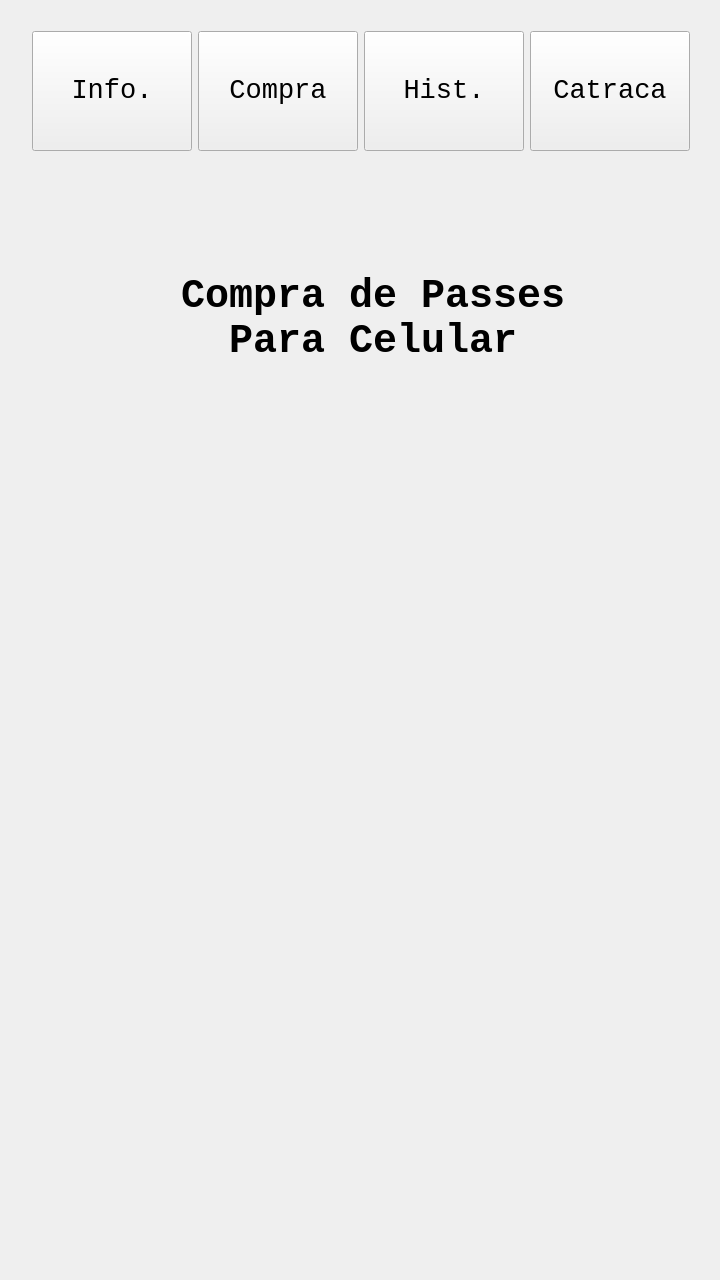
Above: full_app/widget.ui from EEL7323/batata before the change. Below: the same form after it.
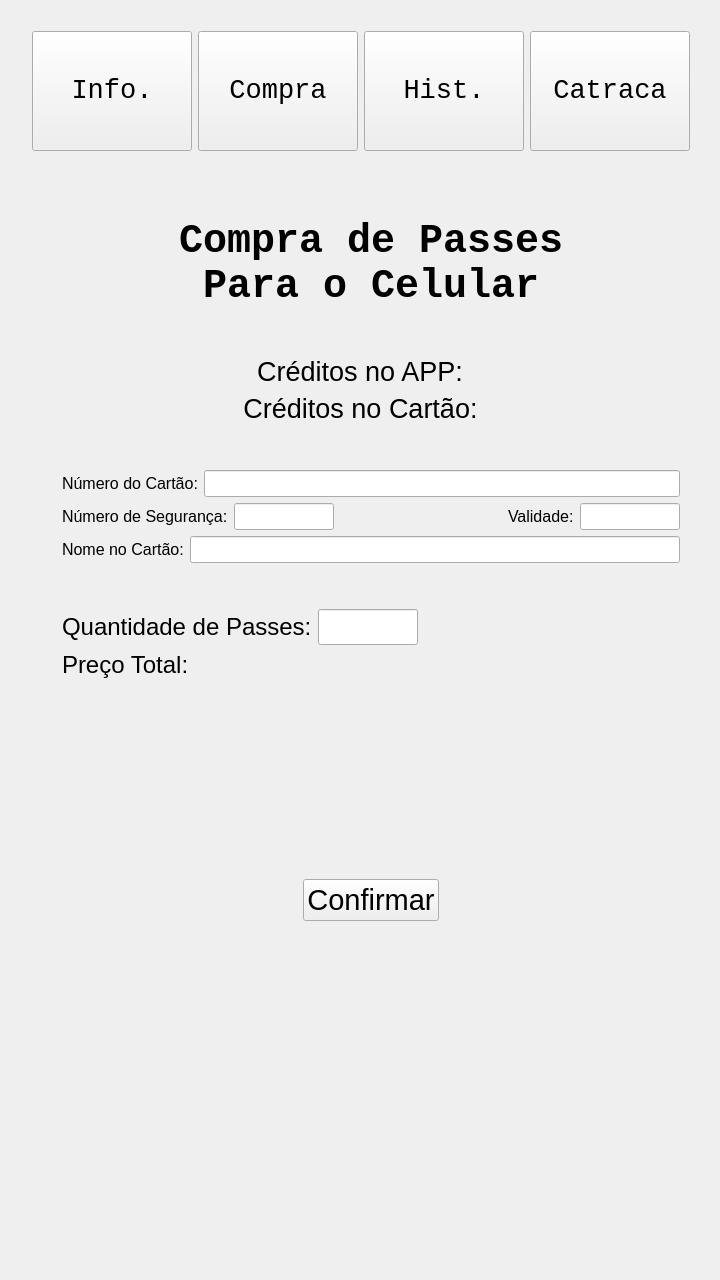
That is the form after the change. The open tabs and pages were chosen to show the change.

The edit to the form file:
```diff
--- a/full_app/widget.ui
+++ b/full_app/widget.ui
@@ -686,7 +686,7 @@
         <property name="sizeHint" stdset="0">
          <size>
           <width>20</width>
-          <height>100</height>
+          <height>50</height>
          </size>
         </property>
        </spacer>
@@ -708,7 +708,7 @@
         <property name="maximumSize">
          <size>
           <width>720</width>
-          <height>1040</height>
+          <height>1090</height>
          </size>
         </property>
         <property name="currentIndex">
@@ -1409,63 +1409,651 @@
          </layout>
         </widget>
         <widget class="QWidget" name="buy">
-         <widget class="QWidget" name="layoutWidget_14">
-          <property name="geometry">
-           <rect>
-            <x>1</x>
-            <y>1</y>
-            <width>721</width>
-            <height>121</height>
-           </rect>
-          </property>
-          <layout class="QHBoxLayout" name="horizontalLayout_20">
-           <item>
-            <spacer name="horizontalSpacer_39">
-             <property name="orientation">
-              <enum>Qt::Horizontal</enum>
-             </property>
-             <property name="sizeHint" stdset="0">
-              <size>
-               <width>20</width>
-               <height>20</height>
-              </size>
-             </property>
-            </spacer>
-           </item>
-           <item>
-            <widget class="QLabel" name="labelBuy">
-             <property name="font">
-              <font>
-               <family>Lucida Console</family>
-               <pointsize>30</pointsize>
-               <weight>75</weight>
-               <bold>true</bold>
-              </font>
-             </property>
-             <property name="text">
-              <string>Compra de Passes
-Para Celular</string>
-             </property>
-             <property name="alignment">
-              <set>Qt::AlignCenter</set>
-             </property>
-            </widget>
-           </item>
-           <item>
-            <spacer name="horizontalSpacer_40">
-             <property name="orientation">
-              <enum>Qt::Horizontal</enum>
-             </property>
-             <property name="sizeHint" stdset="0">
-              <size>
-               <width>20</width>
-               <height>20</height>
-              </size>
-             </property>
-            </spacer>
-           </item>
-          </layout>
-         </widget>
+         <layout class="QVBoxLayout" name="verticalLayout_10">
+          <item>
+           <layout class="QHBoxLayout" name="horizontalLayout_20">
+            <item>
+             <spacer name="horizontalSpacer_39">
+              <property name="orientation">
+               <enum>Qt::Horizontal</enum>
+              </property>
+              <property name="sizeHint" stdset="0">
+               <size>
+                <width>20</width>
+                <height>20</height>
+               </size>
+              </property>
+             </spacer>
+            </item>
+            <item>
+             <widget class="QLabel" name="labelBuy">
+              <property name="font">
+               <font>
+                <family>Lucida Console</family>
+                <pointsize>30</pointsize>
+                <weight>75</weight>
+                <bold>true</bold>
+               </font>
+              </property>
+              <property name="text">
+               <string>Compra de Passes
+Para o Celular</string>
+              </property>
+              <property name="alignment">
+               <set>Qt::AlignCenter</set>
+              </property>
+             </widget>
+            </item>
+            <item>
+             <spacer name="horizontalSpacer_40">
+              <property name="orientation">
+               <enum>Qt::Horizontal</enum>
+              </property>
+              <property name="sizeHint" stdset="0">
+               <size>
+                <width>20</width>
+                <height>20</height>
+               </size>
+              </property>
+             </spacer>
+            </item>
+           </layout>
+          </item>
+          <item>
+           <spacer name="verticalSpacer_23">
+            <property name="orientation">
+             <enum>Qt::Vertical</enum>
+            </property>
+            <property name="sizeType">
+             <enum>QSizePolicy::Fixed</enum>
+            </property>
+            <property name="sizeHint" stdset="0">
+             <size>
+              <width>20</width>
+              <height>40</height>
+             </size>
+            </property>
+           </spacer>
+          </item>
+          <item>
+           <layout class="QHBoxLayout" name="horizontalLayout_42">
+            <item>
+             <spacer name="horizontalSpacer">
+              <property name="orientation">
+               <enum>Qt::Horizontal</enum>
+              </property>
+              <property name="sizeHint" stdset="0">
+               <size>
+                <width>40</width>
+                <height>20</height>
+               </size>
+              </property>
+             </spacer>
+            </item>
+            <item>
+             <layout class="QHBoxLayout" name="horizontalLayout_11">
+              <item>
+               <widget class="QLabel" name="buy_labelCreditosApp">
+                <property name="font">
+                 <font>
+                  <pointsize>20</pointsize>
+                 </font>
+                </property>
+                <property name="text">
+                 <string>Créditos no APP:</string>
+                </property>
+                <property name="alignment">
+                 <set>Qt::AlignCenter</set>
+                </property>
+               </widget>
+              </item>
+              <item>
+               <widget class="QLabel" name="buy_labelAppCredits">
+                <property name="font">
+                 <font>
+                  <pointsize>20</pointsize>
+                 </font>
+                </property>
+                <property name="text">
+                 <string/>
+                </property>
+                <property name="alignment">
+                 <set>Qt::AlignCenter</set>
+                </property>
+               </widget>
+              </item>
+             </layout>
+            </item>
+            <item>
+             <spacer name="horizontalSpacer_7">
+              <property name="orientation">
+               <enum>Qt::Horizontal</enum>
+              </property>
+              <property name="sizeHint" stdset="0">
+               <size>
+                <width>40</width>
+                <height>20</height>
+               </size>
+              </property>
+             </spacer>
+            </item>
+           </layout>
+          </item>
+          <item>
+           <layout class="QHBoxLayout" name="horizontalLayout_43">
+            <item>
+             <spacer name="horizontalSpacer_2">
+              <property name="orientation">
+               <enum>Qt::Horizontal</enum>
+              </property>
+              <property name="sizeHint" stdset="0">
+               <size>
+                <width>40</width>
+                <height>20</height>
+               </size>
+              </property>
+             </spacer>
+            </item>
+            <item>
+             <layout class="QHBoxLayout" name="horizontalLayout_12">
+              <item>
+               <widget class="QLabel" name="buy_labelCreditosCard">
+                <property name="font">
+                 <font>
+                  <pointsize>20</pointsize>
+                 </font>
+                </property>
+                <property name="text">
+                 <string>Créditos no Cartão:</string>
+                </property>
+                <property name="alignment">
+                 <set>Qt::AlignCenter</set>
+                </property>
+               </widget>
+              </item>
+              <item>
+               <widget class="QLabel" name="buy_labelCardCredits">
+                <property name="font">
+                 <font>
+                  <pointsize>20</pointsize>
+                 </font>
+                </property>
+                <property name="text">
+                 <string/>
+                </property>
+                <property name="alignment">
+                 <set>Qt::AlignCenter</set>
+                </property>
+               </widget>
+              </item>
+             </layout>
+            </item>
+            <item>
+             <spacer name="horizontalSpacer_8">
+              <property name="orientation">
+               <enum>Qt::Horizontal</enum>
+              </property>
+              <property name="sizeHint" stdset="0">
+               <size>
+                <width>40</width>
+                <height>20</height>
+               </size>
+              </property>
+             </spacer>
+            </item>
+           </layout>
+          </item>
+          <item>
+           <spacer name="verticalSpacer_26">
+            <property name="orientation">
+             <enum>Qt::Vertical</enum>
+            </property>
+            <property name="sizeType">
+             <enum>QSizePolicy::Fixed</enum>
+            </property>
+            <property name="sizeHint" stdset="0">
+             <size>
+              <width>20</width>
+              <height>40</height>
+             </size>
+            </property>
+           </spacer>
+          </item>
+          <item>
+           <layout class="QHBoxLayout" name="horizontalLayout_44">
+            <item>
+             <spacer name="horizontalSpacer_23">
+              <property name="orientation">
+               <enum>Qt::Horizontal</enum>
+              </property>
+              <property name="sizeType">
+               <enum>QSizePolicy::Fixed</enum>
+              </property>
+              <property name="sizeHint" stdset="0">
+               <size>
+                <width>40</width>
+                <height>20</height>
+               </size>
+              </property>
+             </spacer>
+            </item>
+            <item>
+             <layout class="QVBoxLayout" name="verticalLayout_9">
+              <item>
+               <layout class="QHBoxLayout" name="horizontalLayout_37">
+                <item>
+                 <layout class="QHBoxLayout" name="horizontalLayout_13">
+                  <item>
+                   <widget class="QLabel" name="buy_labelNumeroCartao">
+                    <property name="font">
+                     <font>
+                      <pointsize>12</pointsize>
+                     </font>
+                    </property>
+                    <property name="text">
+                     <string>Número do Cartão:</string>
+                    </property>
+                   </widget>
+                  </item>
+                  <item>
+                   <widget class="QLineEdit" name="buy_lineEditCardNumber">
+                    <property name="font">
+                     <font>
+                      <pointsize>12</pointsize>
+                     </font>
+                    </property>
+                   </widget>
+                  </item>
+                 </layout>
+                </item>
+                <item>
+                 <spacer name="horizontalSpacer_14">
+                  <property name="orientation">
+                   <enum>Qt::Horizontal</enum>
+                  </property>
+                  <property name="sizeType">
+                   <enum>QSizePolicy::Fixed</enum>
+                  </property>
+                  <property name="sizeHint" stdset="0">
+                   <size>
+                    <width>40</width>
+                    <height>20</height>
+                   </size>
+                  </property>
+                 </spacer>
+                </item>
+               </layout>
+              </item>
+              <item>
+               <layout class="QHBoxLayout" name="horizontalLayout_38">
+                <item>
+                 <layout class="QHBoxLayout" name="horizontalLayout_14">
+                  <item>
+                   <widget class="QLabel" name="buy_labelNumeroSegur">
+                    <property name="font">
+                     <font>
+                      <pointsize>12</pointsize>
+                     </font>
+                    </property>
+                    <property name="text">
+                     <string>Número de Segurança:</string>
+                    </property>
+                   </widget>
+                  </item>
+                  <item>
+                   <widget class="QLineEdit" name="buy_lineEditSecurityNumber">
+                    <property name="sizePolicy">
+                     <sizepolicy hsizetype="Fixed" vsizetype="Fixed">
+                      <horstretch>0</horstretch>
+                      <verstretch>0</verstretch>
+                     </sizepolicy>
+                    </property>
+                    <property name="maximumSize">
+                     <size>
+                      <width>100</width>
+                      <height>16777215</height>
+                     </size>
+                    </property>
+                    <property name="font">
+                     <font>
+                      <pointsize>12</pointsize>
+                     </font>
+                    </property>
+                   </widget>
+                  </item>
+                  <item>
+                   <spacer name="horizontalSpacer_13">
+                    <property name="orientation">
+                     <enum>Qt::Horizontal</enum>
+                    </property>
+                    <property name="sizeHint" stdset="0">
+                     <size>
+                      <width>40</width>
+                      <height>20</height>
+                     </size>
+                    </property>
+                   </spacer>
+                  </item>
+                  <item>
+                   <widget class="QLabel" name="buy_labelValidade">
+                    <property name="font">
+                     <font>
+                      <pointsize>12</pointsize>
+                     </font>
+                    </property>
+                    <property name="text">
+                     <string>Validade:</string>
+                    </property>
+                   </widget>
+                  </item>
+                  <item>
+                   <widget class="QLineEdit" name="buy_lineEditGoodThru">
+                    <property name="sizePolicy">
+                     <sizepolicy hsizetype="Fixed" vsizetype="Fixed">
+                      <horstretch>0</horstretch>
+                      <verstretch>0</verstretch>
+                     </sizepolicy>
+                    </property>
+                    <property name="maximumSize">
+                     <size>
+                      <width>100</width>
+                      <height>16777215</height>
+                     </size>
+                    </property>
+                    <property name="font">
+                     <font>
+                      <pointsize>12</pointsize>
+                     </font>
+                    </property>
+                   </widget>
+                  </item>
+                 </layout>
+                </item>
+                <item>
+                 <spacer name="horizontalSpacer_15">
+                  <property name="orientation">
+                   <enum>Qt::Horizontal</enum>
+                  </property>
+                  <property name="sizeType">
+                   <enum>QSizePolicy::Fixed</enum>
+                  </property>
+                  <property name="sizeHint" stdset="0">
+                   <size>
+                    <width>40</width>
+                    <height>20</height>
+                   </size>
+                  </property>
+                 </spacer>
+                </item>
+               </layout>
+              </item>
+              <item>
+               <layout class="QHBoxLayout" name="horizontalLayout_39">
+                <item>
+                 <layout class="QHBoxLayout" name="horizontalLayout_15">
+                  <item>
+                   <widget class="QLabel" name="buy_labelNome">
+                    <property name="font">
+                     <font>
+                      <pointsize>12</pointsize>
+                     </font>
+                    </property>
+                    <property name="text">
+                     <string>Nome no Cartão:</string>
+                    </property>
+                   </widget>
+                  </item>
+                  <item>
+                   <widget class="QLineEdit" name="buy_lineEditCardName">
+                    <property name="font">
+                     <font>
+                      <pointsize>12</pointsize>
+                     </font>
+                    </property>
+                   </widget>
+                  </item>
+                 </layout>
+                </item>
+                <item>
+                 <spacer name="horizontalSpacer_16">
+                  <property name="orientation">
+                   <enum>Qt::Horizontal</enum>
+                  </property>
+                  <property name="sizeType">
+                   <enum>QSizePolicy::Fixed</enum>
+                  </property>
+                  <property name="sizeHint" stdset="0">
+                   <size>
+                    <width>40</width>
+                    <height>20</height>
+                   </size>
+                  </property>
+                 </spacer>
+                </item>
+               </layout>
+              </item>
+              <item>
+               <spacer name="verticalSpacer_27">
+                <property name="orientation">
+                 <enum>Qt::Vertical</enum>
+                </property>
+                <property name="sizeType">
+                 <enum>QSizePolicy::Fixed</enum>
+                </property>
+                <property name="sizeHint" stdset="0">
+                 <size>
+                  <width>20</width>
+                  <height>40</height>
+                 </size>
+                </property>
+               </spacer>
+              </item>
+              <item>
+               <layout class="QHBoxLayout" name="horizontalLayout_40">
+                <item>
+                 <layout class="QHBoxLayout" name="horizontalLayout_16">
+                  <item>
+                   <widget class="QLabel" name="buy_labelQuantidade">
+                    <property name="font">
+                     <font>
+                      <pointsize>18</pointsize>
+                     </font>
+                    </property>
+                    <property name="text">
+                     <string>Quantidade de Passes:</string>
+                    </property>
+                   </widget>
+                  </item>
+                  <item>
+                   <widget class="QLineEdit" name="buy_lineEditAmount">
+                    <property name="sizePolicy">
+                     <sizepolicy hsizetype="Fixed" vsizetype="Fixed">
+                      <horstretch>0</horstretch>
+                      <verstretch>0</verstretch>
+                     </sizepolicy>
+                    </property>
+                    <property name="maximumSize">
+                     <size>
+                      <width>100</width>
+                      <height>16777215</height>
+                     </size>
+                    </property>
+                    <property name="font">
+                     <font>
+                      <pointsize>18</pointsize>
+                     </font>
+                    </property>
+                   </widget>
+                  </item>
+                 </layout>
+                </item>
+                <item>
+                 <spacer name="horizontalSpacer_21">
+                  <property name="orientation">
+                   <enum>Qt::Horizontal</enum>
+                  </property>
+                  <property name="sizeHint" stdset="0">
+                   <size>
+                    <width>40</width>
+                    <height>20</height>
+                   </size>
+                  </property>
+                 </spacer>
+                </item>
+               </layout>
+              </item>
+              <item>
+               <layout class="QHBoxLayout" name="horizontalLayout_41">
+                <item>
+                 <layout class="QHBoxLayout" name="horizontalLayout_36">
+                  <item>
+                   <widget class="QLabel" name="buy_labelPreco">
+                    <property name="font">
+                     <font>
+                      <pointsize>18</pointsize>
+                     </font>
+                    </property>
+                    <property name="text">
+                     <string>Preço Total:</string>
+                    </property>
+                   </widget>
+                  </item>
+                  <item>
+                   <widget class="QLabel" name="buy_labelPrice">
+                    <property name="font">
+                     <font>
+                      <pointsize>18</pointsize>
+                     </font>
+                    </property>
+                    <property name="text">
+                     <string/>
+                    </property>
+                   </widget>
+                  </item>
+                 </layout>
+                </item>
+                <item>
+                 <spacer name="horizontalSpacer_22">
+                  <property name="orientation">
+                   <enum>Qt::Horizontal</enum>
+                  </property>
+                  <property name="sizeHint" stdset="0">
+                   <size>
+                    <width>40</width>
+                    <height>20</height>
+                   </size>
+                  </property>
+                 </spacer>
+                </item>
+               </layout>
+              </item>
+             </layout>
+            </item>
+           </layout>
+          </item>
+          <item>
+           <spacer name="verticalSpacer_24">
+            <property name="orientation">
+             <enum>Qt::Vertical</enum>
+            </property>
+            <property name="sizeType">
+             <enum>QSizePolicy::Fixed</enum>
+            </property>
+            <property name="sizeHint" stdset="0">
+             <size>
+              <width>20</width>
+              <height>80</height>
+             </size>
+            </property>
+           </spacer>
+          </item>
+          <item>
+           <widget class="QLabel" name="buy_labelStatus">
+            <property name="font">
+             <font>
+              <pointsize>18</pointsize>
+             </font>
+            </property>
+            <property name="text">
+             <string/>
+            </property>
+            <property name="alignment">
+             <set>Qt::AlignCenter</set>
+            </property>
+           </widget>
+          </item>
+          <item>
+           <spacer name="verticalSpacer_28">
+            <property name="orientation">
+             <enum>Qt::Vertical</enum>
+            </property>
+            <property name="sizeType">
+             <enum>QSizePolicy::Fixed</enum>
+            </property>
+            <property name="sizeHint" stdset="0">
+             <size>
+              <width>20</width>
+              <height>80</height>
+             </size>
+            </property>
+           </spacer>
+          </item>
+          <item>
+           <layout class="QHBoxLayout" name="horizontalLayout_45">
+            <item>
+             <spacer name="horizontalSpacer_24">
+              <property name="orientation">
+               <enum>Qt::Horizontal</enum>
+              </property>
+              <property name="sizeHint" stdset="0">
+               <size>
+                <width>40</width>
+                <height>20</height>
+               </size>
+              </property>
+             </spacer>
+            </item>
+            <item>
+             <widget class="QPushButton" name="buy_pushButtonBuy">
+              <property name="font">
+               <font>
+                <pointsize>22</pointsize>
+               </font>
+              </property>
+              <property name="text">
+               <string>Confirmar</string>
+              </property>
+             </widget>
+            </item>
+            <item>
+             <spacer name="horizontalSpacer_25">
+              <property name="orientation">
+               <enum>Qt::Horizontal</enum>
+              </property>
+              <property name="sizeHint" stdset="0">
+               <size>
+                <width>40</width>
+                <height>20</height>
+               </size>
+              </property>
+             </spacer>
+            </item>
+           </layout>
+          </item>
+          <item>
+           <spacer name="verticalSpacer_25">
+            <property name="orientation">
+             <enum>Qt::Vertical</enum>
+            </property>
+            <property name="sizeHint" stdset="0">
+             <size>
+              <width>20</width>
+              <height>297</height>
+             </size>
+            </property>
+           </spacer>
+          </item>
+         </layout>
         </widget>
         <widget class="QWidget" name="hist">
          <widget class="QWidget" name="layoutWidget_15">
```
Left out of the diff: 631 changed lines with no effect on the pictures.
